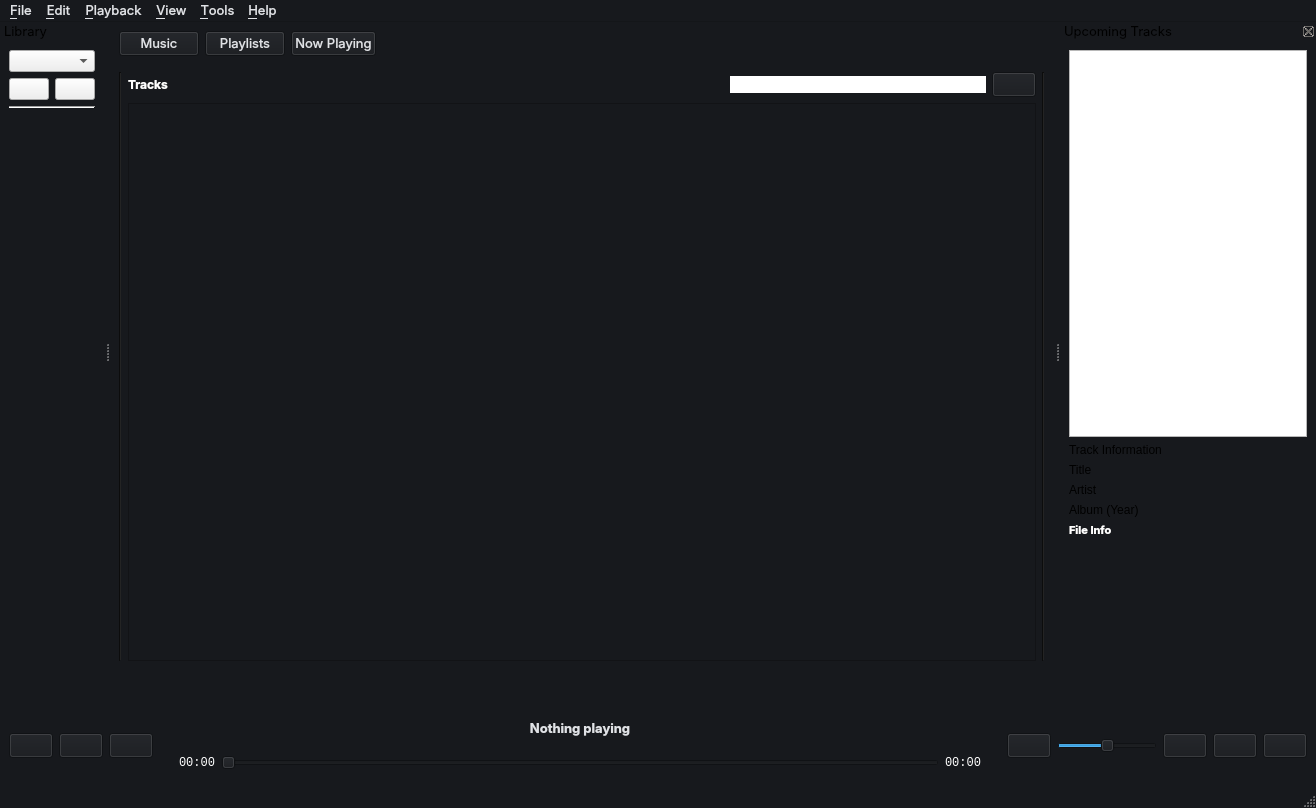
This is player.ui in music-hive-dev/MusicHive as Qt 5 draws it before an edit. The edited form follows.
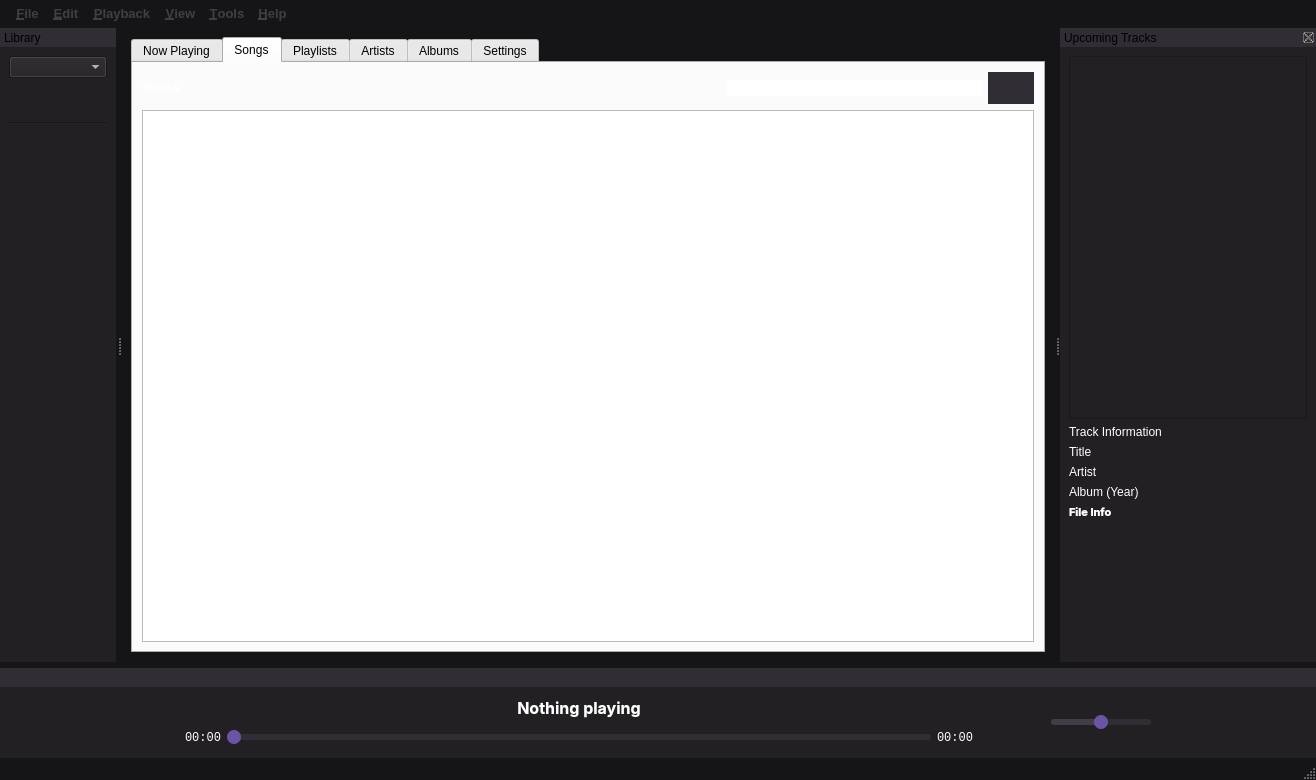
This is the edited form. Icons and pictures are not drawn.

The edit to the form file:
```diff
--- a/player.ui
+++ b/player.ui
@@ -7,7 +7,7 @@
     <x>0</x>
     <y>0</y>
     <width>1316</width>
-    <height>808</height>
+    <height>780</height>
    </rect>
   </property>
   <property name="minimumSize">
@@ -31,9 +31,9 @@
      <colorrole role="Button">
       <brush brushstyle="SolidPattern">
        <color alpha="255">
-        <red>23</red>
-        <green>25</green>
-        <blue>29</blue>
+        <red>21</red>
+        <green>20</green>
+        <blue>22</blue>
        </color>
       </brush>
      </colorrole>
@@ -103,18 +103,18 @@
      <colorrole role="Base">
       <brush brushstyle="SolidPattern">
        <color alpha="255">
-        <red>23</red>
-        <green>25</green>
-        <blue>29</blue>
+        <red>21</red>
+        <green>20</green>
+        <blue>22</blue>
        </color>
       </brush>
      </colorrole>
      <colorrole role="Window">
       <brush brushstyle="SolidPattern">
        <color alpha="255">
-        <red>23</red>
-        <green>25</green>
-        <blue>29</blue>
+        <red>21</red>
+        <green>20</green>
+        <blue>22</blue>
        </color>
       </brush>
      </colorrole>
@@ -186,9 +186,9 @@
      <colorrole role="Button">
       <brush brushstyle="SolidPattern">
        <color alpha="255">
-        <red>23</red>
-        <green>25</green>
-        <blue>29</blue>
+        <red>21</red>
+        <green>20</green>
+        <blue>22</blue>
        </color>
       </brush>
      </colorrole>
@@ -258,18 +258,18 @@
      <colorrole role="Base">
       <brush brushstyle="SolidPattern">
        <color alpha="255">
-        <red>23</red>
-        <green>25</green>
-        <blue>29</blue>
+        <red>21</red>
+        <green>20</green>
+        <blue>22</blue>
        </color>
       </brush>
      </colorrole>
      <colorrole role="Window">
       <brush brushstyle="SolidPattern">
        <color alpha="255">
-        <red>23</red>
-        <green>25</green>
-        <blue>29</blue>
+        <red>21</red>
+        <green>20</green>
+        <blue>22</blue>
        </color>
       </brush>
      </colorrole>
@@ -341,9 +341,9 @@
      <colorrole role="Button">
       <brush brushstyle="SolidPattern">
        <color alpha="255">
-        <red>23</red>
-        <green>25</green>
-        <blue>29</blue>
+        <red>21</red>
+        <green>20</green>
+        <blue>22</blue>
        </color>
       </brush>
      </colorrole>
@@ -413,18 +413,18 @@
      <colorrole role="Base">
       <brush brushstyle="SolidPattern">
        <color alpha="255">
-        <red>23</red>
-        <green>25</green>
-        <blue>29</blue>
+        <red>21</red>
+        <green>20</green>
+        <blue>22</blue>
        </color>
       </brush>
      </colorrole>
      <colorrole role="Window">
       <brush brushstyle="SolidPattern">
        <color alpha="255">
-        <red>23</red>
-        <green>25</green>
-        <blue>29</blue>
+        <red>21</red>
+        <green>20</green>
+        <blue>22</blue>
        </color>
       </brush>
      </colorrole>
@@ -513,60 +513,23 @@
    <double>1.000000000000000</double>
   </property>
   <property name="styleSheet">
-   <string notr="true">
-/* =================================
-   Minimal Dark Qt Stylesheet
-   Flat colours / No borders
-   ================================= */
-
-/* Global */
+   <string notr="true">/* ----- Global ----- */
 QWidget {
-    background-color: #17191D;
-    color: #E0E2E6;
-    font-family: &quot;Inter&quot;, &quot;Segoe UI&quot;, sans-serif;
-    font-size: 10pt;
-    border: none;
+	font-family: &quot;Inter&quot;, &quot;Segoe UI&quot;, sans-serif;
+	font-size: 10;
 }
 
-/* Main window */
 QMainWindow {
-    background-color: #17191D;
+	background-color: #151416;
 }
 
-/* Docks */
-QDockWidget {
-    background-color: #22252B;
-    border: 1px solid #454B55;
-    border-radius: 10px;
-}
-
-/* Content area */
-QDockWidget &gt; QWidget {
-    background-color: #22252B;
-    border: none;
-}
-
-/* Title bar */
-QDockWidget::title {
-    background-color: #282C33;
-    color: #E0E2E6;
-    padding: 0px;
-    border: none;
-}
-
-/* Labels */
-QLabel {
-    background: transparent;
-    color: #E0E2E6;
-}
-
-/* Buttons */
+/* ----- Buttons ----- */
 QPushButton {
-    background-color: #30343C;
-    color: #E0E2E6;
-    border: none;
-    border-radius: 9px;
-    padding: 9px 16px;
+	background-color: #312d34;
+	color: #ffffff;
+	border-radius: 17px;
+	border: 0px solid #ffffff;
+	padding: 9px 7px;
 }
 
 QPushButton:hover {
@@ -574,341 +537,143 @@
 }
 
 QPushButton:pressed {
-    background-color: #454B57;
+    background-color: #6c53a6;
+    color: #ffffff;
+}
+
+QPushButton:checked {
+    background-color: #6c53a6;
+    color: #ffffff;
+}
+
+QPushButton:checked:hover {
+    background-color: #6c53a6;
+    color: #ffffff;
 }
 
 QPushButton:disabled {
-    background-color: #24272D;
-    color: #666C76;
+    background-color: #222023;
+    color: #433d47;
 }
 
-/* Primary button */
-QPushButton#primaryButton {
-    background-color: #668DB8;
-    color: #FFFFFF;
-}
-
-QPushButton#primaryButton:hover {
-    background-color: #779BC3;
-}
-
-QPushButton#primaryButton:pressed {
-    background-color: #527BA6;
-}
-
-/* Input fields */
-QLineEdit,
-QTextEdit,
-QPlainTextEdit,
-QSpinBox,
-QDoubleSpinBox {
-    background-color: #24272D;
-    color: #E0E2E6;
+/* ----- Horizontal Sliders ----- */
+QSlider::groove {
+    background-color: #312d34;
+    height: 6px;
     border: none;
-    border-radius: 9px;
-    padding: 9px;
-    selection-background-color: #668DB8;
-    selection-color: #FFFFFF;
+    border-radius: 3px;
 }
 
-QLineEdit:focus,
-QTextEdit:focus,
-QPlainTextEdit:focus,
-QSpinBox:focus {
-    background-color: #2C3038;
-}
-
-/* Combo boxes */
-QComboBox {
-    background-color: #24272D;
-    color: #E0E2E6;
+QSlider::handle {
+    background-color: #6c53a6;
     border: none;
-    border-radius: 9px;
-    padding: 9px 12px;
-}
-
-QComboBox:hover {
-    background-color: #30343C;
-}
-
-QComboBox::drop-down {
-    border: none;
-    background: transparent;
-    width: 20px;
-}
-
-
-QComboBox QAbstractItemView {
-    background-color: #24272D;
-    color: #E0E2E6;
-    border: none;
-    selection-background-color: #363D48;
-    selection-color: #FFFFFF;
-    outline: none;
-}
-
-/* Checkboxes */
-QCheckBox {
-    spacing: 9px;
-    background: transparent;
-}
-
-QCheckBox::indicator {
-    width: 17px;
-    height: 17px;
-    border-radius: 5px;
-    border: none;
-    background-color: #363A43;
-}
-
-QCheckBox::indicator:checked {
-    background-color: #668DB8;
-}
-
-/* Radio buttons */
-QRadioButton {
-    spacing: 8px;
-    background: transparent;
-}
-
-QRadioButton::indicator {
-    width: 16px;
-    height: 16px;
-    border-radius: 8px;
-    background-color: #363A43;
-}
-
-QRadioButton::indicator:checked {
-    background-color: #668DB8;
-}
-
-/* Group boxes */
-QGroupBox {
-    background-color: #22252B;
-    border: none;
-    border-radius: 12px;
-    margin-top: 16px;
-    padding: 14px;
-    font-weight: bold;
-}
-
-QGroupBox::title {
-    subcontrol-origin: margin;
-    left: 12px;
-    padding: 0 5px;
-    color: #AEB4BE;
-}
-
-/* Tabs */
-QTabWidget::pane {
-    background-color: #22252B;
-    border: none;
-    border-radius: 10px;
-}
-
-QTabBar::tab {
-    background-color: transparent;
-    color: #9299A4;
-    padding: 10px 16px;
-    margin-right: 4px;
-    border: none;
-    border-radius: 8px;
-}
-
-QTabBar::tab:selected {
-    background-color: #30343C;
-    color: #FFFFFF;
-}
-
-QTabBar::tab:hover {
-    background-color: #282C33;
-}
-
-/* Tables */
-QTableWidget,
-QTableView {
-    background-color: #22252B;
-    alternate-background-color: #272A31;
-    border: none;
-    border-radius: 10px;
-    gridline-color: transparent;
-    selection-background-color: #363D48;
-    selection-color: #FFFFFF;
-}
-
-QHeaderView::section {
-    background-color: #282C33;
-    color: #AEB4BE;
-    border: none;
-    padding: 10px;
-    font-weight: bold;
-}
-
-/* Sliders */
-QSlider::groove:horizontal {
-    background-color: #363A43;
-    height: 5px;
-    border: none;
-    border-radius: 2px;
-}
-
-QSlider::handle:horizontal {
-    background-color: #668DB8;
-    width: 15px;
-    height: 15px;
-    margin: -5px 0;
-    border: none;
+    width: 14px;
+    height: 14px;
+    margin: -4px 0;
     border-radius: 7px;
 }
 
-/* Progress bars */
-QProgressBar {
-    background-color: #30343C;
+QSlider::sub-page {
+    background-color: #433d47;
     border: none;
-    border-radius: 5px;
-    text-align: center;
-    height: 10px;
-    color: #FFFFFF;
+    border-radius: 3px;
 }
 
-QProgressBar::chunk {
-    background-color: #668DB8;
-    border: none;
-    border-radius: 5px;
+/* ----- Docks -----*/
+QDockWidget {
+	background-color: #222023;
+    titlebar-close-icon: url(assets/x.svg);
 }
 
-/* Scrollbars */
-QScrollBar:vertical {
-    background-color: transparent;
-    width: 9px;
-    margin: 2px;
+QDockWidget QWidget {
+    background-color: #222023;
+    color: #ffffff;
 }
 
-QScrollBar::handle:vertical {
-    background-color: #454B55;
+QDockWidget::title {
+    background-color: #312d34;
+    color: #ffffff;
+
+    text-align: left;
+	font-style: bold;
+}
+
+QDockWidget::close-button {
+    background-color: 312d34;
     border: none;
     border-radius: 4px;
-    min-height: 30px;
+
+    width: 16px;
+    height: 16px;
 }
 
 QScrollBar::handle:vertical:hover {
     background-color: #59616E;
 }
 
-QScrollBar::add-line:vertical,
-QScrollBar::sub-line:vertical {
-    height: 0px;
+QDockWidget::close-button:pressed {
+    background-color: #6c53a6;
+}
+
+/* ----- Menu bar and status bar ----- */
+QMenuBar {
+    background-color: #151416;
+    color: #433d47;
+
     border: none;
-}
 
-QScrollBar::add-page:vertical,
-QScrollBar::sub-page:vertical {
-    background: transparent;
-}
-</string>
+    padding: 4px 6px;
+
+    font-family: &quot;Inter&quot;;
+    font-size: 13px;
+    font-weight: 500;
+}</string>
   </property>
   <widget class="QWidget" name="centralwidget">
    <layout class="QVBoxLayout" name="verticalLayout">
     <item>
-     <layout class="QHBoxLayout" name="navigationLayout">
-      <property name="topMargin">
-       <number>0</number>
+     <widget class="QTabWidget" name="tabWidget">
+      <property name="enabled">
+       <bool>true</bool>
       </property>
-      <item>
-       <widget class="QPushButton" name="musicNavButton">
-        <property name="sizePolicy">
-         <sizepolicy hsizetype="Fixed" vsizetype="Fixed">
-          <horstretch>0</horstretch>
-          <verstretch>0</verstretch>
-         </sizepolicy>
-        </property>
-        <property name="text">
-         <string>Music</string>
-        </property>
-        <property name="icon">
-         <iconset>
-          <normaloff>assets/eighth-notes.svg</normaloff>assets/eighth-notes.svg</iconset>
-        </property>
-        <property name="checkable">
-         <bool>true</bool>
-        </property>
-       </widget>
-      </item>
-      <item>
-       <widget class="QPushButton" name="playlistsNavButton">
-        <property name="sizePolicy">
-         <sizepolicy hsizetype="Fixed" vsizetype="Fixed">
-          <horstretch>0</horstretch>
-          <verstretch>0</verstretch>
-         </sizepolicy>
-        </property>
-        <property name="text">
-         <string>Playlists</string>
-        </property>
-        <property name="icon">
-         <iconset>
-          <normaloff>assets/list-music.svg</normaloff>assets/list-music.svg</iconset>
-        </property>
-        <property name="checkable">
-         <bool>true</bool>
-        </property>
-       </widget>
-      </item>
-      <item>
-       <widget class="QPushButton" name="nowPlayingNavButton">
-        <property name="sizePolicy">
-         <sizepolicy hsizetype="Fixed" vsizetype="Fixed">
-          <horstretch>0</horstretch>
-          <verstretch>0</verstretch>
-         </sizepolicy>
-        </property>
-        <property name="text">
-         <string>Now Playing</string>
-        </property>
-        <property name="icon">
-         <iconset>
-          <normaloff>assets/audio-lines.svg</normaloff>assets/audio-lines.svg</iconset>
-        </property>
-        <property name="checkable">
-         <bool>true</bool>
-        </property>
-       </widget>
-      </item>
-      <item>
-       <spacer name="horizontalSpacer_4">
-        <property name="orientation">
-         <enum>Qt::Orientation::Horizontal</enum>
-        </property>
-        <property name="sizeHint" stdset="0">
-         <size>
-          <width>40</width>
-          <height>20</height>
-         </size>
-        </property>
-       </spacer>
-      </item>
-     </layout>
-    </item>
-    <item>
-     <layout class="QHBoxLayout" name="horizontalLayout_2">
-      <property name="leftMargin">
-       <number>0</number>
+      <property name="tabPosition">
+       <enum>QTabWidget::TabPosition::North</enum>
       </property>
-      <property name="topMargin">
-       <number>10</number>
+      <property name="tabShape">
+       <enum>QTabWidget::TabShape::Rounded</enum>
       </property>
-      <property name="bottomMargin">
-       <number>10</number>
+      <property name="currentIndex">
+       <number>1</number>
       </property>
-      <item>
-       <widget class="Line" name="line_2">
-        <property name="orientation">
-         <enum>Qt::Orientation::Vertical</enum>
-        </property>
-       </widget>
-      </item>
-      <item>
-       <layout class="QVBoxLayout" name="mainLayout">
+      <property name="elideMode">
+       <enum>Qt::TextElideMode::ElideNone</enum>
+      </property>
+      <property name="tabBarAutoHide">
+       <bool>false</bool>
+      </property>
+      <widget class="QWidget" name="nowPlayingTab">
+       <property name="enabled">
+        <bool>true</bool>
+       </property>
+       <attribute name="icon">
+        <iconset>
+         <normalon>assets/audio-lines.svg</normalon>
+        </iconset>
+       </attribute>
+       <attribute name="title">
+        <string>Now Playing</string>
+       </attribute>
+      </widget>
+      <widget class="QWidget" name="songsTab">
+       <attribute name="icon">
+        <iconset>
+         <normalon>assets/eighth-notes.svg</normalon>
+        </iconset>
+       </attribute>
+       <attribute name="title">
+        <string>Songs</string>
+       </attribute>
+       <layout class="QVBoxLayout" name="verticalLayout_6">
         <item>
          <layout class="QHBoxLayout" name="horizontalLayout_6">
           <property name="topMargin">
@@ -989,18 +754,60 @@
           <property name="alternatingRowColors">
            <bool>true</bool>
           </property>
+          <property name="gridStyle">
+           <enum>Qt::PenStyle::NoPen</enum>
+          </property>
+          <attribute name="horizontalHeaderCascadingSectionResizes">
+           <bool>false</bool>
+          </attribute>
          </widget>
         </item>
        </layout>
-      </item>
-      <item>
-       <widget class="Line" name="line">
-        <property name="orientation">
-         <enum>Qt::Orientation::Vertical</enum>
-        </property>
-       </widget>
-      </item>
-     </layout>
+      </widget>
+      <widget class="QWidget" name="playlistsTab">
+       <attribute name="icon">
+        <iconset>
+         <normalon>assets/list-music.svg</normalon>
+        </iconset>
+       </attribute>
+       <attribute name="title">
+        <string>Playlists</string>
+       </attribute>
+      </widget>
+      <widget class="QWidget" name="artistsTab">
+       <attribute name="icon">
+        <iconset>
+         <normalon>assets/user.svg</normalon>
+        </iconset>
+       </attribute>
+       <attribute name="title">
+        <string>Artists</string>
+       </attribute>
+      </widget>
+      <widget class="QWidget" name="albumsTab">
+       <attribute name="icon">
+        <iconset>
+         <normalon>assets/disc.svg</normalon>
+        </iconset>
+       </attribute>
+       <attribute name="title">
+        <string>Albums</string>
+       </attribute>
+      </widget>
+      <widget class="QWidget" name="settingsTab">
+       <property name="enabled">
+        <bool>true</bool>
+       </property>
+       <attribute name="icon">
+        <iconset>
+         <normalon>assets/settings.svg</normalon>
+        </iconset>
+       </attribute>
+       <attribute name="title">
+        <string>Settings</string>
+       </attribute>
+      </widget>
+     </widget>
     </item>
    </layout>
   </widget>
@@ -1018,7 +825,7 @@
      <x>0</x>
      <y>0</y>
      <width>1316</width>
-     <height>21</height>
+     <height>29</height>
     </rect>
    </property>
    <widget class="QMenu" name="menuFile">
@@ -1338,14 +1145,14 @@
    </property>
    <property name="minimumSize">
     <size>
-     <width>850</width>
-     <height>100</height>
+     <width>1211</width>
+     <height>90</height>
     </size>
    </property>
    <property name="maximumSize">
     <size>
      <width>524287</width>
-     <height>100</height>
+     <height>90</height>
     </size>
    </property>
    <property name="font">
@@ -1355,6 +1162,19 @@
      <kerning>true</kerning>
     </font>
    </property>
+   <property name="styleSheet">
+    <string notr="true">QDockWidget::title {
+    height: 0px;
+    padding: 0px;
+    border: none;
+}
+
+QDockWidget::close-button,
+QDockWidget::float-button {
+    width: 0px;
+    height: 0px;
+}</string>
+   </property>
    <property name="features">
     <set>QDockWidget::DockWidgetFeature::NoDockWidgetFeatures</set>
    </property>
@@ -1482,7 +1302,7 @@
            <property name="font">
             <font>
              <family>Inter</family>
-             <pointsize>10</pointsize>
+             <pointsize>12</pointsize>
              <italic>false</italic>
              <bold>true</bold>
              <underline>false</underline>
@@ -1490,6 +1310,17 @@
              <kerning>true</kerning>
             </font>
            </property>
+           <property name="styleSheet">
+            <string notr="true">/* Global */
+QWidget {
+    background-color: transparent;
+    color: #ffffff;
+    font-family: &quot;Inter&quot;, sans-serif;
+	font-weight: bold;
+    font-size: 12pt;
+    border: none;
+}</string>
+           </property>
            <property name="text">
             <string>Nothing playing</string>
            </property>
```
Left out of the diff: 23 changed lines with no effect on the pictures.
